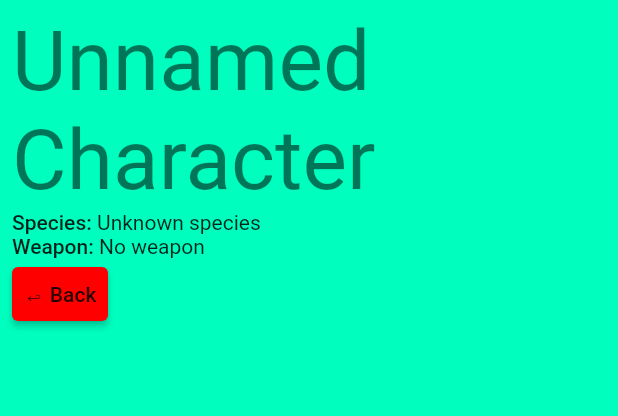
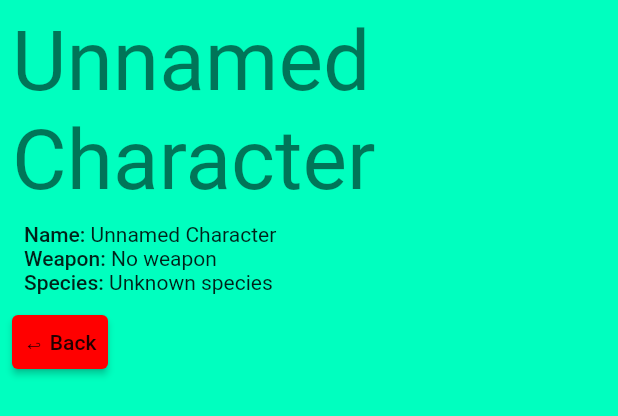
Before and after one commit to KiraResari/ceal-chronicler-f, a Flutter app: the CharacterView widget shown alone on an empty page, opened directly with empty values, on a phone screen of 412 x 824 dp. Shown: the top 416 px of the screen. Run offline on Flutter 3.47's test engine with Material 2 defaults, Android fonts, the phone set to English and light mode, and no system bars; our stand-ins replace event_bus, get_it.

Commit message:
Refined character object to make adding fields easier

```diff
--- a/lib/characters/character.dart
+++ b/lib/characters/character.dart
@@ -1,10 +1,32 @@
+import '../fields/display_field.dart';
+import '../items/weapon.dart';
+import 'species.dart';
+
+import 'character_name.dart';
+
 class Character {
-  String name;
-  String weapon;
-  String species;
+  static const nameFieldName = "Name: ";
+  static const weaponFieldName = "Weapon: ";
+  static const speciesFieldName = "Species: ";
+
+  CharacterName name;
+  Weapon weapon;
+  Species species;
+
+  List<DisplayField> get displayFields{
+    return [name, weapon, species];
+  }
+
 
   Character(
-      {this.name = "Unnamed Character",
-      this.weapon = "No weapon",
-      this.species = "Unknown species"});
+      {name = "Unnamed Character",
+      weapon = "No weapon",
+      species = "Unknown species"})
+      : name = CharacterName(nameFieldName, name),
+        weapon = Weapon(weaponFieldName, weapon),
+        species = Species(speciesFieldName, species);
+
+  String getDisplayValue() {
+    return name.getDisplayValue();
+  }
 }
--- /dev/null
+++ b/lib/characters/character_name.dart
@@ -0,0 +1,14 @@
+import 'package:ceal_chronicler_f/fields/display_field.dart';
+
+class CharacterName extends DisplayField{
+
+  String name;
+
+  CharacterName(super.fieldName, this.name);
+
+  @override
+  String getDisplayValue() {
+    return name;
+  }
+
+}
--- a/lib/characters/character_selection_view.dart
+++ b/lib/characters/character_selection_view.dart
@@ -19,17 +19,24 @@ class CharacterSelectionView extends StatelessWidget {
     );
   }
 
-  Column _buildMainColumn(BuildContext context) {
+  Widget _buildMainColumn(BuildContext context) {
     var theme = Theme.of(context);
     TextStyle titleStyle = theme.textTheme.displayMedium!;
-    return Column(
+    return Padding(
+      padding: const EdgeInsets.all(8.0),
+      child: Column(
+        crossAxisAlignment: CrossAxisAlignment.start,
         children: [
           Text(
             "Characters",
             style: titleStyle,
           ),
-        Column(children: _buildCharacterButtons(context)),
+          Column(
+            crossAxisAlignment: CrossAxisAlignment.start,
+            children: _buildCharacterButtons(context),
+          ),
         ],
+      ),
     );
   }
 
@@ -45,8 +52,7 @@ class CharacterSelectionView extends StatelessWidget {
     return characterButtons;
   }
 
-  Widget _buildCharacterButton(
-      Character character, BuildContext context) {
+  Widget _buildCharacterButton(Character character, BuildContext context) {
     var eventBus = getIt.get<EventBus>();
     var theme = Theme.of(context);
     TextStyle buttonStyle = theme.textTheme.button!;
@@ -57,7 +63,7 @@ class CharacterSelectionView extends StatelessWidget {
           eventBus.fire(OpenCharacterViewEvent(character));
         },
         child: Text(
-          character.name,
+          character.getDisplayValue(),
           style: buttonStyle,
         ),
       ),
--- a/lib/characters/character_view.dart
+++ b/lib/characters/character_view.dart
@@ -3,6 +3,7 @@ import 'package:flutter/material.dart';
 
 import '../custom_colors.dart';
 import '../events/open_character_selection_view_event.dart';
+import '../fields/display_field.dart';
 import '../get_it_context.dart';
 import '../theme/button_styles.dart';
 import 'character.dart';
@@ -22,8 +23,7 @@ class CharacterView extends StatelessWidget {
           crossAxisAlignment: CrossAxisAlignment.start,
           children: [
             _buildTitle(context),
-            _buildField("Species", character.species, context),
-            _buildField("Weapon", character.weapon, context),
+            _buildFields(character, context),
             _buildBackButton(context),
           ],
         ),
@@ -35,13 +35,27 @@ class CharacterView extends StatelessWidget {
     var theme = Theme.of(context);
     TextStyle titleStyle = theme.textTheme.displayMedium!;
     return Text(
-      character.name,
+      character.getDisplayValue(),
       style: titleStyle,
     );
   }
 
-  Widget _buildField(
-      String fieldName, String fieldValue, BuildContext context) {
+  Widget _buildFields(Character character, BuildContext context) {
+    List<Widget> fields = [];
+    for (var displayField in character.displayFields) {
+      var fieldWidget = _buildField(displayField, context);
+      fields.add(fieldWidget);
+    }
+    return Padding(
+      padding: const EdgeInsets.all(8.0),
+      child: Column(
+        crossAxisAlignment: CrossAxisAlignment.start,
+        children: fields,
+      ),
+    );
+  }
+
+  Widget _buildField(DisplayField displayField, BuildContext context) {
     var theme = Theme.of(context);
     TextStyle fieldNameStyle = theme.textTheme.bodyLarge!;
     TextStyle fieldValueStyle = theme.textTheme.bodyMedium!;
@@ -49,11 +63,11 @@ class CharacterView extends StatelessWidget {
       mainAxisSize: MainAxisSize.min,
       children: [
         Text(
-          "$fieldName: ",
+          displayField.fieldName,
           style: fieldNameStyle,
         ),
         Text(
-          fieldValue,
+          displayField.getDisplayValue(),
           style: fieldValueStyle,
         ),
       ],
--- /dev/null
+++ b/lib/characters/species.dart
@@ -0,0 +1,14 @@
+import 'package:ceal_chronicler_f/fields/display_field.dart';
+
+class Species extends DisplayField{
+
+  String name;
+
+  Species(super.fieldName, this.name);
+
+  @override
+  String getDisplayValue() {
+    return name;
+  }
+
+}
--- /dev/null
+++ b/lib/fields/display_field.dart
@@ -0,0 +1,7 @@
+abstract class DisplayField{
+  String fieldName;
+
+  DisplayField(this.fieldName);
+
+  String getDisplayValue();
+}
--- /dev/null
+++ b/lib/items/weapon.dart
@@ -0,0 +1,14 @@
+import 'package:ceal_chronicler_f/fields/display_field.dart';
+
+class Weapon extends DisplayField{
+
+  String name;
+
+  Weapon(super.fieldName, this.name);
+
+  @override
+  String getDisplayValue() {
+    return name;
+  }
+
+}
```
Lines whose indentation alone changed are shown as unchanged.
